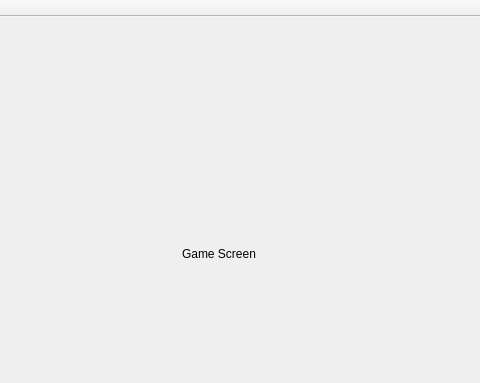
The window that SpaceTurtleSpeedTyping/GameWindow/gamewindow.ui (KunaalKumar/SATVocabTypingGame) describes before a commit, drawn with Qt 5; both pictures show x 108 to 588 and y 0 to 383 of the 720 by 1280 pixel window.
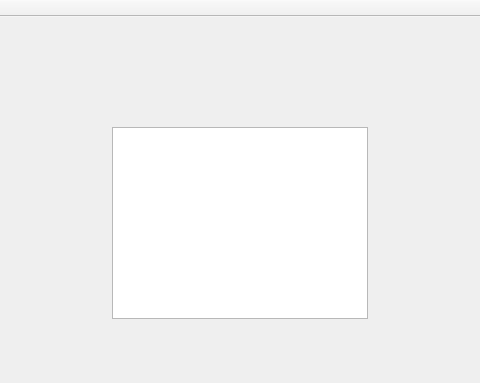
The same window after the commit. The open tabs and pages were chosen to show the change.

Commit message: Fix problem with gravity label overlapping with buttons. Add further testing inside GameWindow

What changed in the file:
```diff
--- a/SpaceTurtleSpeedTyping/GameWindow/gamewindow.ui
+++ b/SpaceTurtleSpeedTyping/GameWindow/gamewindow.ui
@@ -141,19 +141,6 @@
      </widget>
     </widget>
     <widget class="QWidget" name="page_2">
-     <widget class="QLabel" name="label_2">
-      <property name="geometry">
-       <rect>
-        <x>260</x>
-        <y>240</y>
-        <width>181</width>
-        <height>34</height>
-       </rect>
-      </property>
-      <property name="text">
-       <string>Game Screen</string>
-      </property>
-     </widget>
      <widget class="QPushButton" name="endGameButton">
       <property name="geometry">
        <rect>
@@ -167,6 +154,16 @@
        <string>End Game</string>
       </property>
      </widget>
+     <widget class="QGraphicsView" name="graphicsView">
+      <property name="geometry">
+       <rect>
+        <x>190</x>
+        <y>130</y>
+        <width>256</width>
+        <height>192</height>
+       </rect>
+      </property>
+     </widget>
     </widget>
    </widget>
   </widget>
```
Left out of the diff: 4 changed lines with no effect on the pictures. The commit also changes 2 other files.
